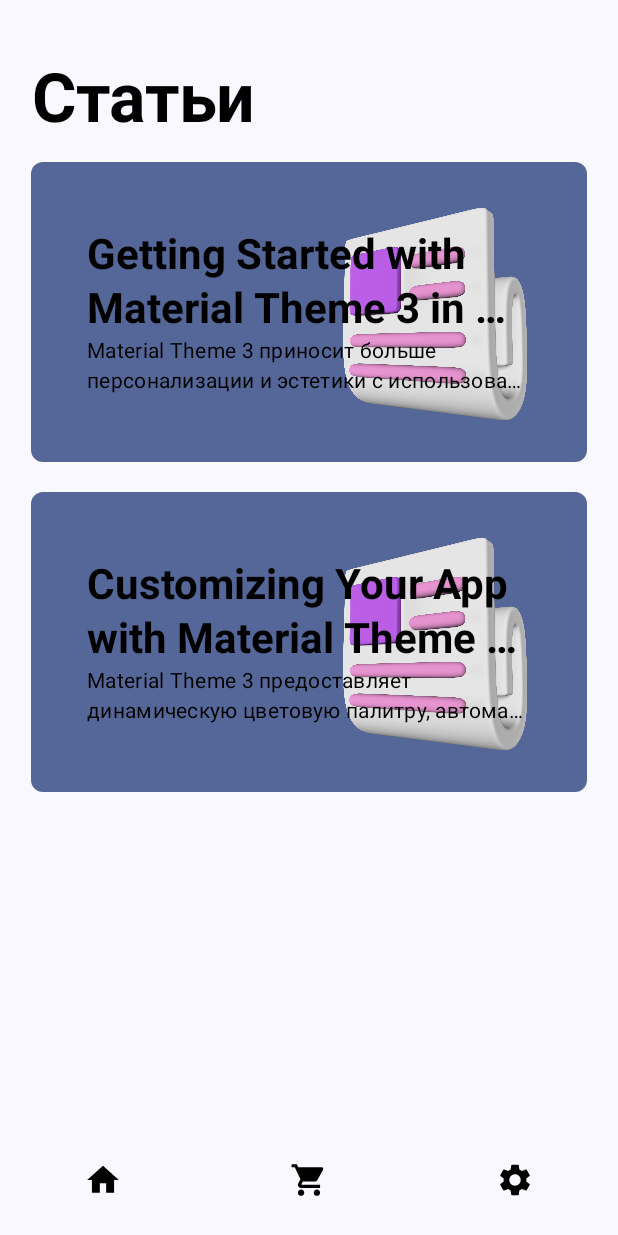
After one commit to TimofeyMaryin/M3-Desing-Lesson-App, an Android app built with Jetpack Compose: the composable ArticleFragment shown on its own in the app's theme, on a phone screen of 412 x 824 dp. The commit adds this screen. Run offline under Robolectric (Android 15) with nearby library versions, the phone set to English and light mode, and no system bars.

Commit message:
Create Article Screen

````diff
--- /dev/null
+++ b/app/src/main/java/com/m3/design/lesson/data/model/ArticleModel.kt
@@ -0,0 +1,66 @@
+package com.m3.design.lesson.data.model
+
+data class ArticleModel(
+    val title: String,
+    val article: String,
+    val rating: Int,
+    val preview: String,
+)
+
+
+
+val article1 = ArticleModel(
+    title = "Getting Started with Material Theme 3 in Android",
+    article = """
+        Material Theme 3 (M3) — это обновленный дизайн, представленный в Android 12, который предлагает улучшенные функции персонализации и взаимодействия. С переходом на M3, разработчики могут использовать динамическую цветовую палитру, которая адаптируется к цветам обоев пользователя. Это добавляет индивидуальности каждому приложению.
+
+        Основные элементы, такие как кнопки, поля ввода и карточки, теперь стали более гибкими и современными. Чтобы начать работать с Material Theme 3 в Android, достаточно использовать Jetpack Compose и добавить зависимость на библиотеку Material3. В Jetpack Compose можно легко применять стили и изменять темы через настройки `MaterialTheme`, где задаются цвета, типографика и формы.
+
+        Важно помнить, что M3 поддерживает как светлую, так и тёмную темы, которые можно настраивать в зависимости от системных настроек устройства. Это обеспечивает пользователю наиболее комфортное взаимодействие с приложением.
+
+        Шаги для настройки Material Theme 3:
+        1. Добавьте зависимость на Material3 в проект.
+        2. Настройте цвета и типографику в `MaterialTheme`.
+        3. Примените тему к компонентам, используя Jetpack Compose.
+
+        Material Theme 3 — это не только о дизайне, но и о пользователе, предлагая больше персонализации, удобства и эстетики.
+    """.trimIndent(),
+    rating = (1..5).random(),
+    preview = "Material Theme 3 приносит больше персонализации и эстетики с использованием динамических цветов и удобных стилей, адаптируемых к системе пользователя."
+)
+
+
+val article2 = ArticleModel(
+    title = "Customizing Your App with Material Theme 3 Colors",
+    article = """
+        Одной из самых мощных функций Material Theme 3 является возможность настройки цветовой схемы приложения на основе цветов обоев пользователя. Это происходит благодаря новой системе динамической цветовой палитры. Если раньше разработчикам приходилось задавать цвета вручную, то теперь система предлагает цвета автоматически, улучшая визуальное восприятие приложения.
+
+        Для начала работы с динамическими цветами в Jetpack Compose, можно использовать компонент `dynamicLightColorScheme()` или `dynamicDarkColorScheme()` в зависимости от темы устройства. Эти функции автоматически подстраиваются под тему и цветовую палитру устройства, улучшая визуальное единство.
+
+        Вот пример использования динамических цветов:
+        ```kotlin
+        val colors = if (isSystemInDarkTheme()) {
+            dynamicDarkColorScheme(context)
+        } else {
+            dynamicLightColorScheme(context)
+        }
+
+        MaterialTheme(
+            colorScheme = colors,
+            typography = Typography,
+            content = {
+                // Контент приложения
+            }
+        )
+        ```
+
+        Используя Material Theme 3, разработчики могут легко улучшить взаимодействие с пользователями, предоставляя уникальный дизайн под каждого.
+    """.trimIndent(),
+    rating = (1..5).random(),
+    preview = "Material Theme 3 предоставляет динамическую цветовую палитру, автоматически подстраиваемую под обои и настройки устройства пользователя, улучшая восприятие."
+)
+
+val allArticles = listOf(
+    article1,
+    article2
+)
--- a/app/src/main/java/com/m3/design/lesson/presentation/navigation/Screen.kt
+++ b/app/src/main/java/com/m3/design/lesson/presentation/navigation/Screen.kt
@@ -8,6 +8,8 @@ sealed class Screen(val route: String) {
     data object TextScreen : Screen("text-screen")
     data object ContainerScreen : Screen("container-screen")
 
+    data object ArticleScreen : Screen("article-screen")
+    data object ShowArticleScreen : Screen("show-article-screen")
 }
 
 sealed class SettingsScreen (val route: String) {
--- /dev/null
+++ b/app/src/main/java/com/m3/design/lesson/presentation/screen/ArticleFragment.kt
@@ -0,0 +1,44 @@
+package com.m3.design.lesson.presentation.screen
+
+import android.widget.Toast
+import androidx.compose.foundation.layout.Arrangement
+import androidx.compose.foundation.layout.fillMaxSize
+import androidx.compose.foundation.lazy.LazyColumn
+import androidx.compose.foundation.lazy.LazyRow
+import androidx.compose.foundation.lazy.items
+import androidx.compose.runtime.Composable
+import androidx.compose.ui.Alignment
+import androidx.compose.ui.Modifier
+import androidx.compose.ui.platform.LocalContext
+import androidx.navigation.NavController
+import com.m3.design.lesson.data.model.allArticles
+import com.m3.design.lesson.presentation.navigation.Screen
+import com.m3.design.lesson.presentation.utils.ui.ArticleItem
+import com.m3.design.lesson.presentation.utils.ui.FragmentManager
+import com.m3.design.lesson.presentation.vms.SettingsViewModel
+
+@Composable
+fun ArticleFragment(
+    navController: NavController,
+    viewModel: SettingsViewModel,
+) {
+    val context = LocalContext.current
+
+    FragmentManager(
+        navController = navController,
+        title = "Статьи",
+        viewModel = viewModel
+    ) {
+        LazyColumn(
+            modifier = Modifier.fillMaxSize(),
+            horizontalAlignment = Alignment.CenterHorizontally,
+        ) {
+            items(allArticles.size) {
+                ArticleItem(model = allArticles[it], viewModel = viewModel) {
+                    navController.navigate(Screen.ShowArticleScreen.route + "/$it")
+                    // Toast.makeText(context, "Yeap", Toast.LENGTH_SHORT).show()
+                }
+            }
+        }
+    }
+}
--- /dev/null
+++ b/app/src/main/java/com/m3/design/lesson/presentation/utils/ui/ArticleItems.kt
@@ -0,0 +1,79 @@
+package com.m3.design.lesson.presentation.utils.ui
+
+import androidx.compose.foundation.Image
+import androidx.compose.foundation.background
+import androidx.compose.foundation.clickable
+import androidx.compose.foundation.layout.Arrangement
+import androidx.compose.foundation.layout.Box
+import androidx.compose.foundation.layout.Column
+import androidx.compose.foundation.layout.fillMaxHeight
+import androidx.compose.foundation.layout.fillMaxSize
+import androidx.compose.foundation.layout.fillMaxWidth
+import androidx.compose.foundation.layout.height
+import androidx.compose.foundation.layout.padding
+import androidx.compose.runtime.Composable
+import androidx.compose.ui.Alignment
+import androidx.compose.ui.Modifier
+import androidx.compose.ui.graphics.Color
+import androidx.compose.ui.layout.ContentScale
+import androidx.compose.ui.res.painterResource
+import androidx.compose.ui.text.font.FontWeight
+import androidx.compose.ui.text.style.TextAlign
+import androidx.compose.ui.unit.dp
+import com.m3.design.lesson.R
+import com.m3.design.lesson.data.model.ArticleModel
+import com.m3.design.lesson.presentation.vms.SettingsViewModel
+
+@Composable
+fun ArticleItem(
+    model: ArticleModel,
+    viewModel: SettingsViewModel,
+    onClick: () -> Unit,
+) {
+
+    Box(modifier = Modifier.padding(vertical = 10.dp)) {
+        Box(
+            modifier = Modifier
+                .createContainer(viewModel)
+                .fillMaxWidth()
+                .height(200.dp)
+                .clickable { onClick() },
+            contentAlignment = Alignment.Center,
+        ) {
+
+            Box(modifier = Modifier.fillMaxSize(.9f), contentAlignment = Alignment.CenterEnd) {
+                Image(
+                    painter = painterResource(id = R.drawable.asset_article),
+                    contentDescription = null,
+                    modifier = Modifier.fillMaxHeight(.9f),
+                    contentScale = ContentScale.FillHeight
+                )
+            }
+
+
+            Box(modifier = Modifier.fillMaxSize().background(Color.Black.copy(.1f)))
+            Column(
+                modifier = Modifier.fillMaxWidth(.8f),
+                horizontalAlignment = Alignment.Start,
+                verticalArrangement = Arrangement.SpaceAround
+            ) {
+                HeadlineText(
+                    value = model.title,
+                    viewModel = viewModel,
+                    fontWeight = FontWeight.Bold,
+                    textAlign = TextAlign.Start,
+                    maxLines = 2,
+                )
+
+                BodyText(
+                    value = model.preview,
+                    viewModel = viewModel,
+                    textAlign = TextAlign.Start,
+                    maxLines = 2,
+                )
+            }
+
+        }
+    }
+
+}
--- a/app/src/main/java/com/m3/design/lesson/presentation/utils/ui/FragmentManager.kt
+++ b/app/src/main/java/com/m3/design/lesson/presentation/utils/ui/FragmentManager.kt
@@ -17,6 +17,7 @@ import androidx.compose.material.icons.Icons
 import androidx.compose.material.icons.filled.Home
 import androidx.compose.material.icons.filled.Search
 import androidx.compose.material.icons.filled.Settings
+import androidx.compose.material.icons.filled.ShoppingCart
 import androidx.compose.material3.Icon
 import androidx.compose.material3.IconButton
 import androidx.compose.material3.MaterialTheme
@@ -89,6 +90,10 @@ private fun ColumnScope.BottomBar(
                 navController.navigate(Screen.MainScreen.route)
             }
 
+            BottomButton(ic = Icons.Default.ShoppingCart, enable = navController.currentDestination?.route == Screen.ArticleScreen.route) {
+                navController.navigate(Screen.ArticleScreen.route)
+            }
+
             BottomButton(
                 ic = Icons.Default.Settings,
                 enable = navController.currentDestination?.route == Screen.SettingsScreen.route
--- a/app/src/main/java/com/m3/design/lesson/presentation/utils/ui/Text.kt
+++ b/app/src/main/java/com/m3/design/lesson/presentation/utils/ui/Text.kt
@@ -7,6 +7,7 @@ import androidx.compose.ui.graphics.Color
 import androidx.compose.ui.text.TextStyle
 import androidx.compose.ui.text.font.FontWeight
 import androidx.compose.ui.text.style.TextAlign
+import androidx.compose.ui.text.style.TextOverflow
 import com.m3.design.lesson.presentation.utils.params.TextClass
 import com.m3.design.lesson.presentation.vms.SettingsViewModel
 
@@ -16,18 +17,32 @@ fun DisplayText(value: String, viewModel: SettingsViewModel, fontWeight: FontWei
 }
 
 @Composable
-fun HeadlineText(value: String, viewModel: SettingsViewModel) {
-    _AppText(value = value, style = _setTextStyle(category = viewModel.textStyle_Headline), color = setColorByType(type = viewModel.textColor))
+fun HeadlineText(value: String, viewModel: SettingsViewModel, textAlign: TextAlign = TextAlign.Center, fontWeight: FontWeight = FontWeight.Normal, maxLines: Int = Int.MAX_VALUE) {
+    _AppText(
+        value = value,
+        style = _setTextStyle(category = viewModel.textStyle_Headline),
+        color = setColorByType(type = viewModel.textColor),
+        textAlign = textAlign,
+        fontWeight = fontWeight,
+        maxLines = maxLines,
+    )
 }
 
 @Composable
-fun TitleText(value: String, viewModel: SettingsViewModel) {
-    _AppText(value = value, style = _setTextStyle(category = viewModel.textStyle_Title), color = setColorByType(type = viewModel.textColor))
+fun TitleText(value: String, viewModel: SettingsViewModel, textAlign: TextAlign = TextAlign.Start) {
+    _AppText(value = value, style = _setTextStyle(category = viewModel.textStyle_Title), color = setColorByType(type = viewModel.textColor), textAlign = textAlign)
 }
 
 @Composable
-fun BodyText(value: String, viewModel: SettingsViewModel) {
-    _AppText(value = value, style = _setTextStyle(category = viewModel.textStyle_Body),color = setColorByType(type = viewModel.textColor))
+fun BodyText(value: String, viewModel: SettingsViewModel, textAlign: TextAlign = TextAlign.Center, fontWeight: FontWeight = FontWeight.Normal, maxLines: Int = Int.MAX_VALUE) {
+    _AppText(
+        value = value,
+        style = _setTextStyle(category = viewModel.textStyle_Body),
+        color = setColorByType(type = viewModel.textColor),
+        fontWeight = fontWeight,
+        textAlign = textAlign,
+        maxLines = maxLines
+    )
 }
 
 @Composable
@@ -45,13 +60,18 @@ private fun _AppText(
     style: TextStyle,
     fontWeight: FontWeight = FontWeight.Normal,
     color: Color,
+    textAlign: TextAlign = TextAlign.Center,
+    maxLines: Int = Int.MAX_VALUE,
 ) {
     Text(
         text = value,
         style = style,
         fontWeight = fontWeight,
         color = color,
-        textAlign = TextAlign.Center,
+        textAlign = textAlign,
+        maxLines = maxLines,
+
+        overflow = TextOverflow.Ellipsis,
     )
 }
 
````
Also changed, not shown: app/src/main/java/com/m3/design/lesson/presentation/navigation/AppNavigation.kt (+22 -0 lines), app/src/main/java/com/m3/design/lesson/presentation/screen/ShowArticleFragment.kt (added, +130 -0 lines), app/src/main/res/drawable/asset_article.png (added), 1 other file.
